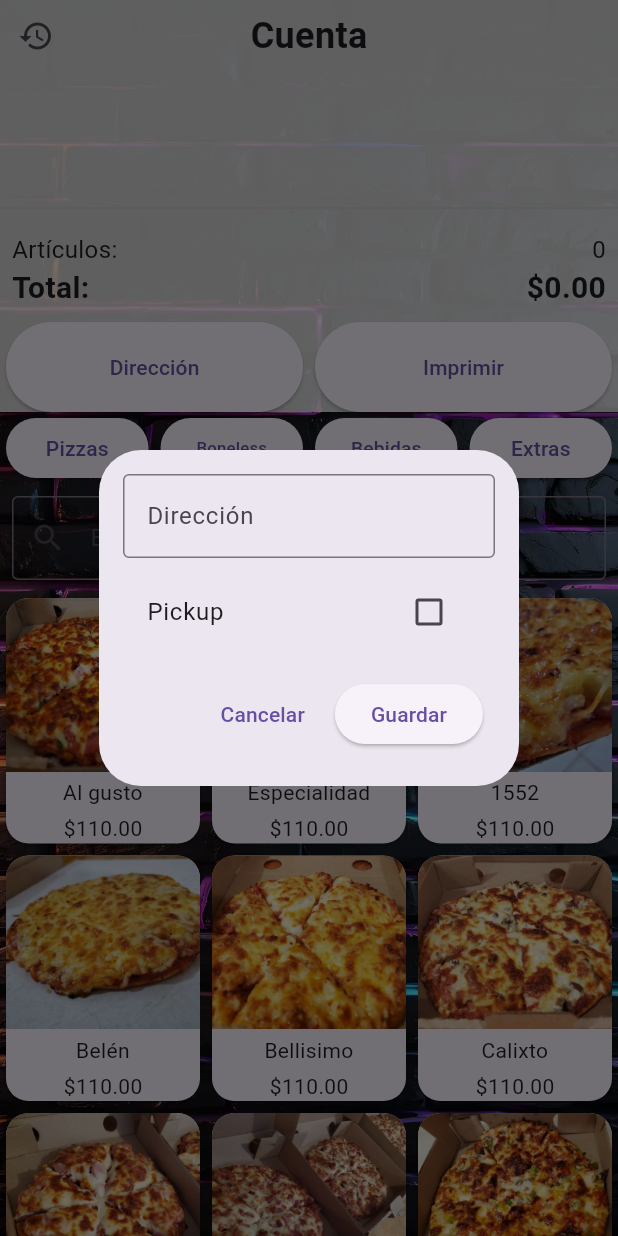
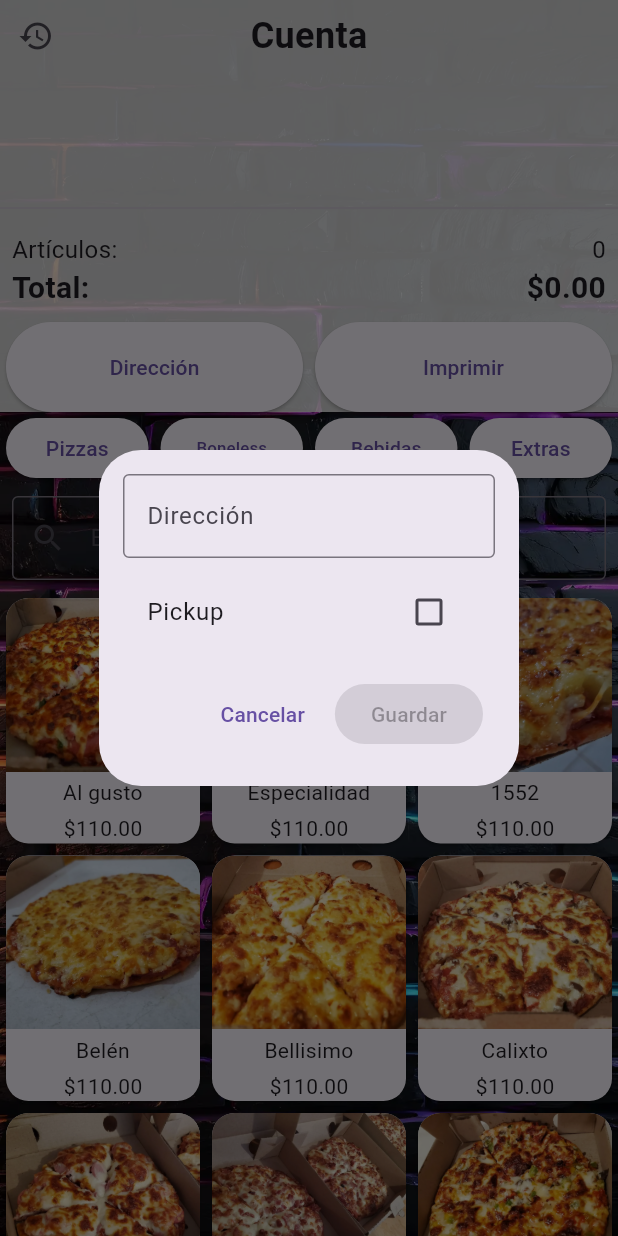
Before and after one commit to ItsKillionaire/Point_of_sale_app, a Flutter app: the screen it shows after launch, after a tap on "Dirección", on a phone screen of 412 x 824 dp. Run offline on Flutter 3.47's test engine with Material 3 defaults, Android fonts, the light colour scheme and no system bars.

```diff
--- a/pizzapopan_pos/lib/screens/home_screen.dart
+++ b/pizzapopan_pos/lib/screens/home_screen.dart
@@ -263,7 +263,7 @@ class _HomeScreenState extends State<HomeScreen> {
           Expanded(
             child: ListView.separated(
               itemCount: billProvider.items.length,
-              separatorBuilder: (context, index) => const Divider(),
+              separatorBuilder: (context, index) => const Divider(thickness: 1.5),
               itemBuilder: (context, index) {
                 final item = billProvider.items[index];
                 return GestureDetector(
@@ -311,7 +311,7 @@ class _HomeScreenState extends State<HomeScreen> {
               },
             ),
           ),
-          const Divider(),
+          const Divider(thickness: 1.5),
           Padding(
             padding: const EdgeInsets.all(8.0),
             child: Column(
@@ -355,7 +355,7 @@ class _HomeScreenState extends State<HomeScreen> {
                     onPressed: () async {
                       final result = await showDialog<Map<String, dynamic>>(
                         context: context,
-                        builder: (context) => const AddressDialog(),
+                        builder: (context) => AddressDialog(),
                       );
                       if (result != null) {
                         setState(() {
@@ -385,6 +385,8 @@ class _HomeScreenState extends State<HomeScreen> {
                         ScaffoldMessenger.of(context).showSnackBar(
                           const SnackBar(
                             content: Text('Favor de agregar dirección'),
+                            backgroundColor: Colors.red,
+                            behavior: SnackBarBehavior.floating,
                           ),
                         );
                         // TODO: Add flickering animation to the address button
@@ -413,6 +415,8 @@ class _HomeScreenState extends State<HomeScreen> {
                         ScaffoldMessenger.of(context).showSnackBar(
                           const SnackBar(
                             content: Text('Orden guardada e impresa (simulado).'),
+                            backgroundColor: Colors.green,
+                            behavior: SnackBarBehavior.floating,
                             duration: Duration(seconds: 2),
                           ),
                         );
@@ -459,6 +463,17 @@ class AddressDialog extends StatefulWidget {
 class _AddressDialogState extends State<AddressDialog> {
   final _addressController = TextEditingController();
   bool _isPickup = false;
+  bool _canSave = false;
+
+  @override
+  void initState() {
+    super.initState();
+    _addressController.addListener(() {
+      setState(() {
+        _canSave = _addressController.text.isNotEmpty || _isPickup;
+      });
+    });
+  }
 
   @override
   Widget build(BuildContext context) {
@@ -483,6 +498,7 @@ class _AddressDialogState extends State<AddressDialog> {
               onChanged: (value) {
                 setState(() {
                   _isPickup = value!;
+                  _canSave = _addressController.text.isNotEmpty || _isPickup;
                 });
               },
             ),
@@ -495,12 +511,14 @@ class _AddressDialogState extends State<AddressDialog> {
           child: const Text('Cancelar'),
         ),
         ElevatedButton(
-          onPressed: () {
-            Navigator.pop(context, {
-              'address': _addressController.text,
-              'isPickup': _isPickup,
-            });
-          },
+          onPressed: _canSave
+              ? () {
+                  Navigator.pop(context, {
+                    'address': _addressController.text,
+                    'isPickup': _isPickup,
+                  });
+                }
+              : null,
           child: const Text('Guardar'),
         ),
       ],
```
